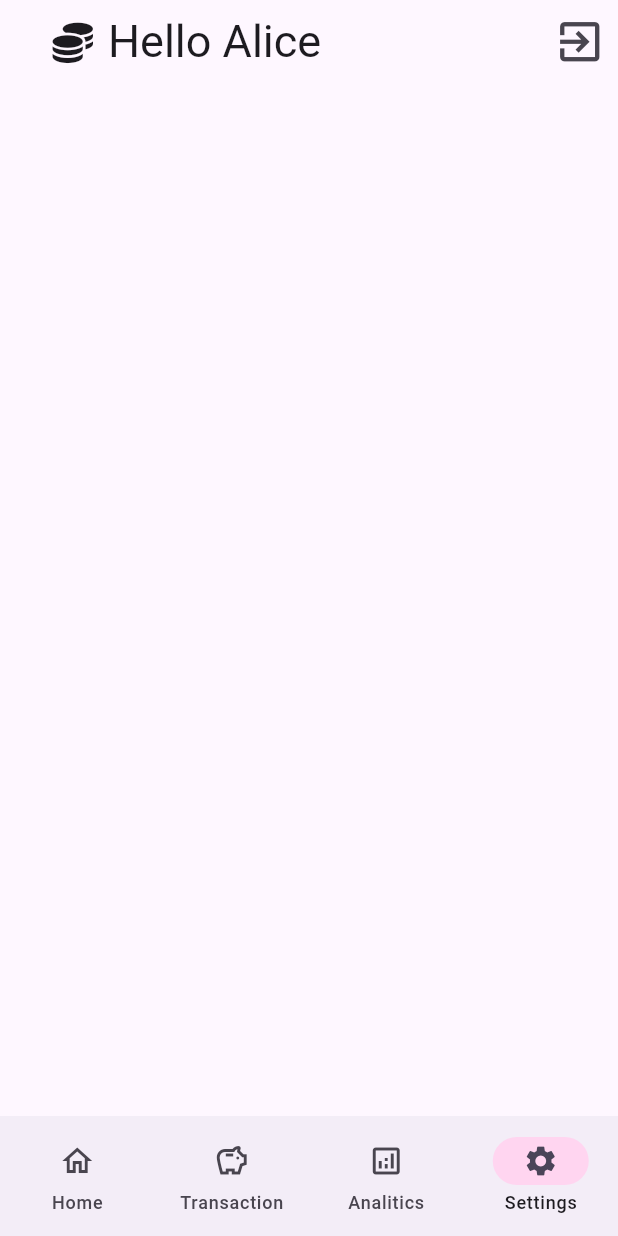
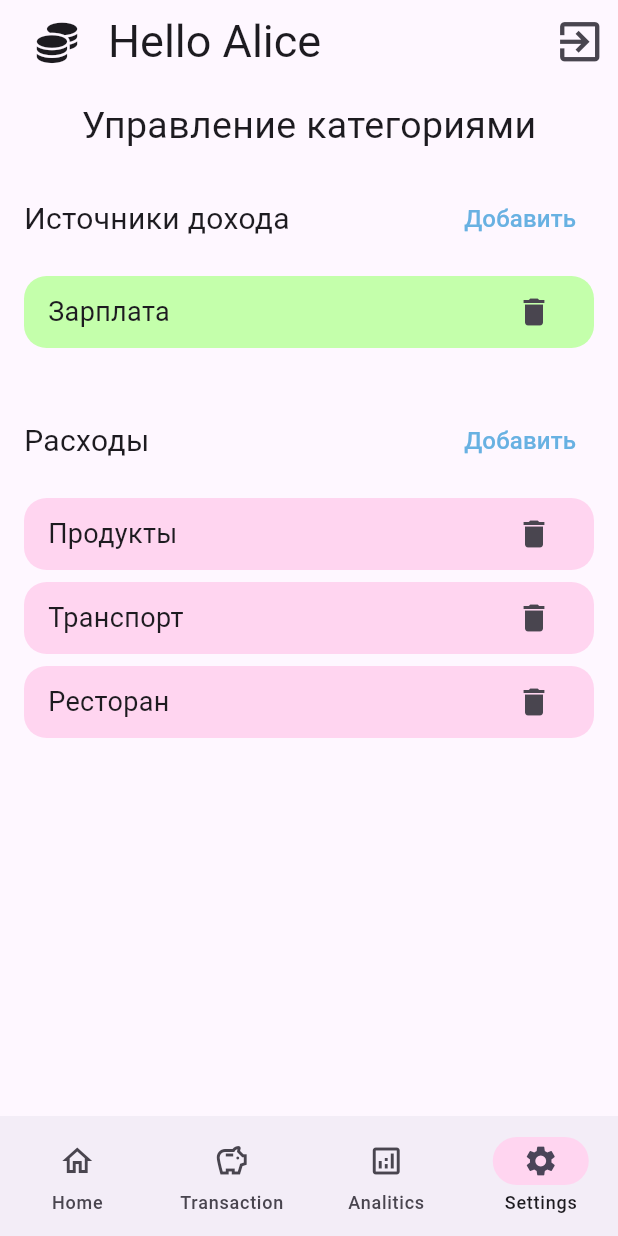
Before and after one commit to CodeByNica/finance-tracker, a Flutter app: the screen it shows after launch, item 4 of the bottom bar chosen, on a phone screen of 412 x 824 dp. Run offline on Flutter 3.47's test engine with Material 3 defaults, Android fonts, the phone set to English and light mode, and no system bars; our stand-ins replace fl_chart, flutter_speed_dial, font_awesome_flutter.

Commit message:
Сделала экран настроек

```diff
--- a/lib/widgets/settings_widgets.dart
+++ b/lib/widgets/settings_widgets.dart
@@ -1,8 +1,11 @@
 import 'package:flutter/material.dart';
 import 'package:font_awesome_flutter/font_awesome_flutter.dart';
+import 'package:hikari/models/category.dart';
+import 'package:hikari/category_list.dart';
 
 class SettingsWidget extends StatefulWidget {
   const SettingsWidget({super.key});
+
   @override
   State<SettingsWidget> createState() => _SettingsWidgetState();
 }
@@ -10,21 +13,110 @@ class SettingsWidget extends StatefulWidget {
 class _SettingsWidgetState extends State<SettingsWidget> {
   @override
   Widget build(BuildContext context) {
+    List<Category> incomeCategories =
+        categories.where((c) => c.isIncome).toList();
+    List<Category> expensesCategories =
+        categories.where((c) => !c.isIncome).toList();
+
     return Scaffold(
       appBar: AppBar(
-        title: Text('Hello Alice', style: TextStyle(fontSize: 30)),
-        leading: Padding(
-          padding: const EdgeInsets.only(left: 35.0),
+        title: const Text('Hello Alice', style: TextStyle(fontSize: 30)),
+        leading: const Padding(
+          padding: EdgeInsets.only(left: 20.0),
           child: Icon(FontAwesomeIcons.coins, size: 27),
         ),
         actions: [
           IconButton(
             onPressed: () {},
             iconSize: 35,
-            icon: Icon(Icons.exit_to_app),
+            icon: const Icon(Icons.exit_to_app),
           ),
         ],
       ),
+      body: SingleChildScrollView(
+        padding: const EdgeInsets.symmetric(horizontal: 16, vertical: 10),
+        child: Column(
+          crossAxisAlignment: CrossAxisAlignment.start,
+          children: [
+            const Center(
+              child: Text(
+                'Управление категориями',
+                style: TextStyle(fontSize: 25),
+              ),
+            ),
+            const SizedBox(height: 20),
+            _buildCategorySection(
+              'Источники дохода',
+              incomeCategories,
+              Color(0xFFC4FFAB),
+            ),
+            const SizedBox(height: 20),
+            //const SizedBox(height: 20),
+            _buildCategorySection(
+              'Расходы',
+              expensesCategories,
+              Color(0xFFFFD5F0),
+            ),
+          ],
+        ),
+      ),
+    );
+  }
+
+  Widget _buildCategorySection(
+    String title,
+    List<Category> categories,
+    Color? color,
+  ) {
+    return Column(
+      crossAxisAlignment: CrossAxisAlignment.start,
+      children: [
+        Row(
+          mainAxisAlignment: MainAxisAlignment.spaceBetween,
+          children: [
+            Text(title, style: const TextStyle(fontSize: 20)),
+            TextButton(
+              onPressed: () {},
+              child: const Text(
+                'Добавить',
+                style: TextStyle(
+                  color: Color.fromARGB(255, 104, 177, 226),
+                  fontSize: 16,
+                ),
+              ),
+            ),
+          ],
+        ),
+        const SizedBox(height: 10),
+        SizedBox(
+          height: categories.length * 70.0,
+          child: ListView.builder(
+            physics: const NeverScrollableScrollPhysics(),
+            itemCount: categories.length,
+            itemBuilder: (context, index) {
+              final category = categories[index];
+              return Container(
+                margin: const EdgeInsets.symmetric(vertical: 4),
+                padding: const EdgeInsets.symmetric(horizontal: 16),
+                decoration: BoxDecoration(
+                  color: color,
+                  borderRadius: BorderRadius.circular(15),
+                ),
+                child: Row(
+                  children: [
+                    Text(category.name, style: const TextStyle(fontSize: 18)),
+                    const Spacer(),
+                    IconButton(
+                      onPressed: () {},
+                      icon: const Icon(Icons.delete),
+                    ),
+                  ],
+                ),
+              );
+            },
+          ),
+        ),
+      ],
     );
   }
 }
```
